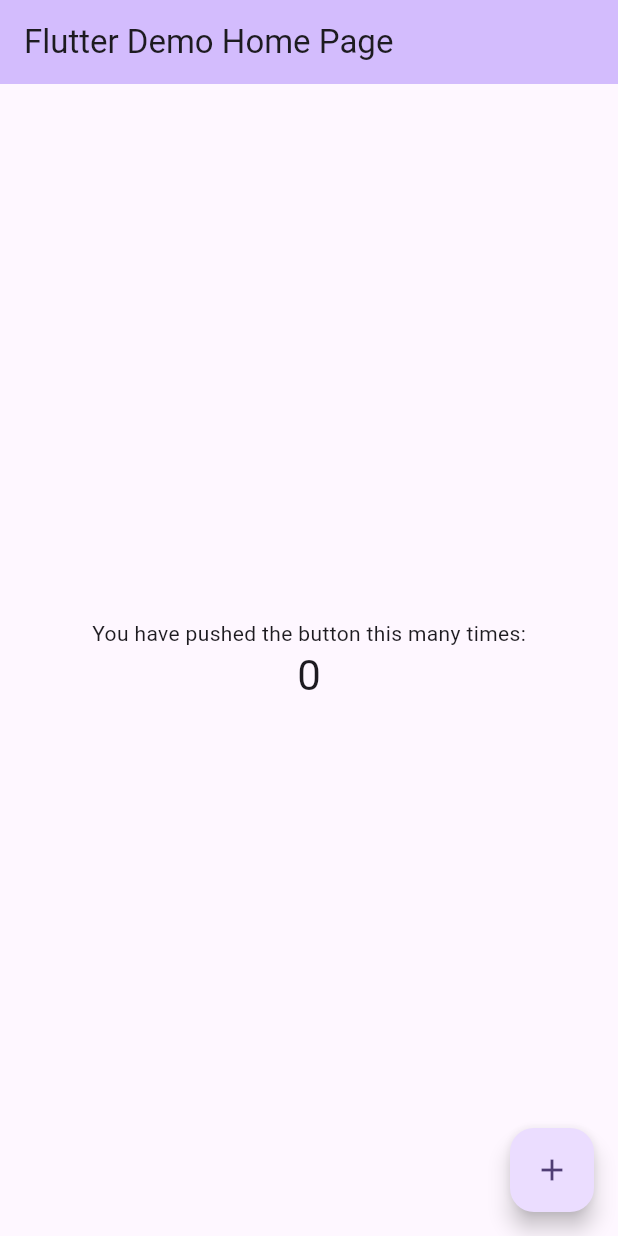
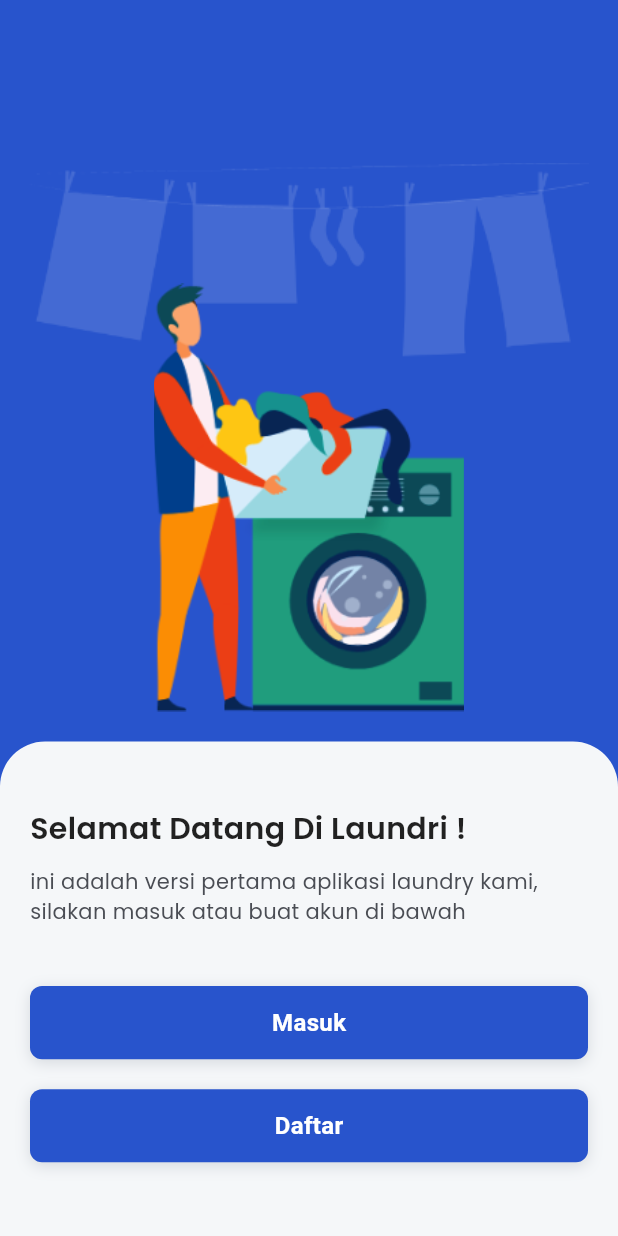
Before and after one commit to HernanFebri/pelayanan_laundri, a Flutter app: the screen it shows after launch, on a phone screen of 412 x 824 dp. Run offline on Flutter 3.47's test engine with Material 3 defaults, Android fonts, the phone set to English and light mode, and no system bars; our stand-ins replace flutter_screenutil, google_fonts.

Commit message:
Update HomePage

```diff
--- a/lib/main.dart
+++ b/lib/main.dart
@@ -1,125 +1,42 @@
 import 'package:flutter/material.dart';
+import 'package:flutter_screenutil/flutter_screenutil.dart';
+import 'package:google_fonts/google_fonts.dart';
+import 'package:pelayanan_laundri/pages/home.dart';
+import 'package:pelayanan_laundri/utils/constants.dart';
 
 void main() {
-  runApp(const MyApp());
+  runApp(MyApp());
 }
 
 class MyApp extends StatelessWidget {
-  const MyApp({super.key});
-
-  // This widget is the root of your application.
   @override
   Widget build(BuildContext context) {
-    return MaterialApp(
-      title: 'Flutter Demo',
-      theme: ThemeData(
-        // This is the theme of your application.
-        //
-        // TRY THIS: Try running your application with "flutter run". You'll see
-        // the application has a purple toolbar. Then, without quitting the app,
-        // try changing the seedColor in the colorScheme below to Colors.green
-        // and then invoke "hot reload" (save your changes or press the "hot
-        // reload" button in a Flutter-supported IDE, or press "r" if you used
-        // the command line to start the app).
-        //
-        // Notice that the counter didn't reset back to zero; the application
-        // state is not lost during the reload. To reset the state, use hot
-        // restart instead.
-        //
-        // This works for code too, not just values: Most code changes can be
-        // tested with just a hot reload.
-        colorScheme: ColorScheme.fromSeed(seedColor: Colors.deepPurple),
-        useMaterial3: true,
+    return ScreenUtilInit(
+      designSize: Size(375, 812),
+      child: MaterialApp(
+        debugShowCheckedModeBanner: false,
+        title: "Flutter Laundry UI",
+        theme: ThemeData(
+          scaffoldBackgroundColor: Constants.scaffoldbackgroundColor,
+          visualDensity: VisualDensity.adaptivePlatformDensity,
+          textTheme: GoogleFonts.poppinsTextTheme(),
+        ),
+        initialRoute: "/",
+        onGenerateRoute: _onGenerateRoute,
       ),
-      home: const MyHomePage(title: 'Flutter Demo Home Page'),
     );
   }
 }
 
-class MyHomePage extends StatefulWidget {
-  const MyHomePage({super.key, required this.title});
-
-  // This widget is the home page of your application. It is stateful, meaning
-  // that it has a State object (defined below) that contains fields that affect
-  // how it looks.
-
-  // This class is the configuration for the state. It holds the values (in this
-  // case the title) provided by the parent (in this case the App widget) and
-  // used by the build method of the State. Fields in a Widget subclass are
-  // always marked "final".
-
-  final String title;
-
-  @override
-  State<MyHomePage> createState() => _MyHomePageState();
-}
-
-class _MyHomePageState extends State<MyHomePage> {
-  int _counter = 0;
-
-  void _incrementCounter() {
-    setState(() {
-      // This call to setState tells the Flutter framework that something has
-      // changed in this State, which causes it to rerun the build method below
-      // so that the display can reflect the updated values. If we changed
-      // _counter without calling setState(), then the build method would not be
-      // called again, and so nothing would appear to happen.
-      _counter++;
-    });
-  }
-
-  @override
-  Widget build(BuildContext context) {
-    // This method is rerun every time setState is called, for instance as done
-    // by the _incrementCounter method above.
-    //
-    // The Flutter framework has been optimized to make rerunning build methods
-    // fast, so that you can just rebuild anything that needs updating rather
-    // than having to individually change instances of widgets.
-    return Scaffold(
-      appBar: AppBar(
-        // TRY THIS: Try changing the color here to a specific color (to
-        // Colors.amber, perhaps?) and trigger a hot reload to see the AppBar
-        // change color while the other colors stay the same.
-        backgroundColor: Theme.of(context).colorScheme.inversePrimary,
-        // Here we take the value from the MyHomePage object that was created by
-        // the App.build method, and use it to set our appbar title.
-        title: Text(widget.title),
-      ),
-      body: Center(
-        // Center is a layout widget. It takes a single child and positions it
-        // in the middle of the parent.
-        child: Column(
-          // Column is also a layout widget. It takes a list of children and
-          // arranges them vertically. By default, it sizes itself to fit its
-          // children horizontally, and tries to be as tall as its parent.
-          //
-          // Column has various properties to control how it sizes itself and
-          // how it positions its children. Here we use mainAxisAlignment to
-          // center the children vertically; the main axis here is the vertical
-          // axis because Columns are vertical (the cross axis would be
-          // horizontal).
-          //
-          // TRY THIS: Invoke "debug painting" (choose the "Toggle Debug Paint"
-          // action in the IDE, or press "p" in the console), to see the
-          // wireframe for each widget.
-          mainAxisAlignment: MainAxisAlignment.center,
-          children: <Widget>[
-            const Text(
-              'You have pushed the button this many times:',
-            ),
-            Text(
-              '$_counter',
-              style: Theme.of(context).textTheme.headlineMedium,
-            ),
-          ],
-        ),
-      ),
-      floatingActionButton: FloatingActionButton(
-        onPressed: _incrementCounter,
-        tooltip: 'Increment',
-        child: const Icon(Icons.add),
-      ), // This trailing comma makes auto-formatting nicer for build methods.
-    );
+Route<dynamic> _onGenerateRoute(RouteSettings settings) {
+  switch (settings.name) {
+    case "/":
+      return MaterialPageRoute(builder: (BuildContext context) {
+        return Home();
+      });
+    default:
+      return MaterialPageRoute(builder: (BuildContext context) {
+        return Home();
+      });
   }
 }
--- /dev/null
+++ b/lib/pages/home.dart
@@ -0,0 +1,111 @@
+import 'package:flutter/material.dart';
+import 'package:pelayanan_laundri/utils/constants.dart';
+import 'package:pelayanan_laundri/utils/helper.dart';
+import 'package:pelayanan_laundri/widgets/app_button.dart';
+
+class Home extends StatelessWidget {
+  const Home({super.key});
+
+  @override
+  Widget build(BuildContext context) {
+    return Scaffold(
+      backgroundColor: Constants.primaryColor,
+      body: Container(
+        child: Column(
+          crossAxisAlignment: CrossAxisAlignment.stretch,
+          children: [
+            Expanded(
+              flex: 3,
+              child: Stack(
+                alignment: Alignment.bottomCenter,
+                children: [
+                  Positioned(
+                    top: 100.0,
+                    left: 0.0,
+                    right: 0.0,
+                    child: Container(
+                      height: 150.0,
+                      width: double.infinity,
+                      decoration: const BoxDecoration(
+                          image: DecorationImage(
+                              image:
+                                  AssetImage("assets/images/cloth_faded.png"))),
+                    ),
+                  ),
+                  Container(
+                    child: Padding(
+                      padding: const EdgeInsets.all(20.0),
+                      child: Image.asset(
+                        "assets/images/illustration.png",
+                        scale: 1.1,
+                      ),
+                    ),
+                  )
+                ],
+              ),
+            ),
+            Expanded(
+              flex: 2,
+              child: Container(
+                padding: const EdgeInsets.symmetric(
+                  horizontal: 20.0,
+                  vertical: 24.0,
+                ),
+                decoration: BoxDecoration(
+                  color: Constants.scaffoldbackgroundColor,
+                  borderRadius: const BorderRadius.only(
+                    topRight: Radius.circular(30.0),
+                    topLeft: Radius.circular(30.0),
+                  ),
+                ),
+                child: Column(
+                  crossAxisAlignment: CrossAxisAlignment.start,
+                  children: [
+                    const SizedBox(
+                      height: 20.0,
+                    ),
+                    const Text(
+                      "Selamat Datang Di Laundri !",
+                      style: TextStyle(
+                          color: Colors.black87,
+                          fontWeight: FontWeight.w600,
+                          fontSize: 20.0),
+                    ),
+                    const SizedBox(
+                      height: 10.0,
+                    ),
+                    const Text(
+                      "ini adalah versi pertama aplikasi laundry kami, silakan masuk atau buat akun di bawah",
+                      style: TextStyle(
+                        color: Color.fromRGBO(74, 77, 84, 1),
+                        fontSize: 14.0,
+                      ),
+                    ),
+                    const SizedBox(
+                      height: 40.0,
+                    ),
+                    AppButton(
+                      type: ButtonType.PRIMARY,
+                      text: "Masuk",
+                      onPressed: () {
+                        nextScreen(context, "/login");
+                      },
+                    ),
+                    SizedBox(
+                      height: 20.0,
+                    ),
+                    AppButton(
+                      type: ButtonType.PRIMARY,
+                      text: "Daftar",
+                      onPressed: () {},
+                    ),
+                  ],
+                ),
+              ),
+            )
+          ],
+        ),
+      ),
+    );
+  }
+}
--- /dev/null
+++ b/lib/utils/constants.dart
@@ -0,0 +1,6 @@
+import 'package:flutter/material.dart';
+
+class Constants {
+  static final Color primaryColor = Color.fromRGBO(40, 84, 204, 1);
+  static final Color scaffoldbackgroundColor = Color.fromRGBO(245, 247, 249, 1);
+}
--- /dev/null
+++ b/lib/utils/helper.dart
@@ -0,0 +1,5 @@
+import 'package:flutter/material.dart';
+
+void nextScreen(BuildContext context, String route) {
+  Navigator.of(context).pushNamed(route);
+}
--- /dev/null
+++ b/lib/widgets/app_button.dart
@@ -0,0 +1,68 @@
+import 'package:flutter/material.dart';
+import 'package:flutter_screenutil/flutter_screenutil.dart';
+import 'package:google_fonts/google_fonts.dart';
+import 'package:pelayanan_laundri/utils/constants.dart';
+
+enum ButtonType { PRIMARY, PLAIN }
+
+class AppButton extends StatelessWidget {
+  final ButtonType type;
+  final VoidCallback onPressed;
+  final String text;
+
+  AppButton({required this.type, required this.onPressed, required this.text});
+
+  @override
+  Widget build(BuildContext context) {
+    return InkWell(
+      onTap: this.onPressed,
+      child: Container(
+        width: double.infinity,
+        height: ScreenUtil().setHeight(48.0),
+        decoration: BoxDecoration(
+          color: getButtonColor(type),
+          borderRadius: BorderRadius.circular(8.0),
+          boxShadow: const [
+            BoxShadow(
+              color: Color.fromRGBO(169, 176, 185, 0.42),
+              spreadRadius: 0,
+              blurRadius: 8.0,
+              offset: Offset(0, 2),
+            ),
+          ],
+        ),
+        child: Center(
+          child: Text(
+            this.text,
+            style: GoogleFonts.roboto(
+                color: getTextColor(type),
+                fontSize: 16.0,
+                fontWeight: FontWeight.w600),
+          ),
+        ),
+      ),
+    );
+  }
+}
+
+Color getButtonColor(ButtonType type) {
+  switch (type) {
+    case ButtonType.PRIMARY:
+      return Constants.primaryColor;
+    case ButtonType.PLAIN:
+      return Colors.white;
+    default:
+      return Constants.primaryColor;
+  }
+}
+
+Color getTextColor(ButtonType type) {
+  switch (type) {
+    case ButtonType.PLAIN:
+      return Constants.primaryColor;
+    case ButtonType.PRIMARY:
+      return Colors.white;
+    default:
+      return Colors.white;
+  }
+}
```
Also changed, not shown: pubspec.yaml (+6 -6 lines), assets/images/cloth_faded.png (added), assets/images/house1.png (added), assets/images/house2.png (added), assets/images/illustration.png (added), assets/images/washing_machine_illustration.png (added), assets/images/washlogo.png (added), pubspec.lock, 2 other files.
